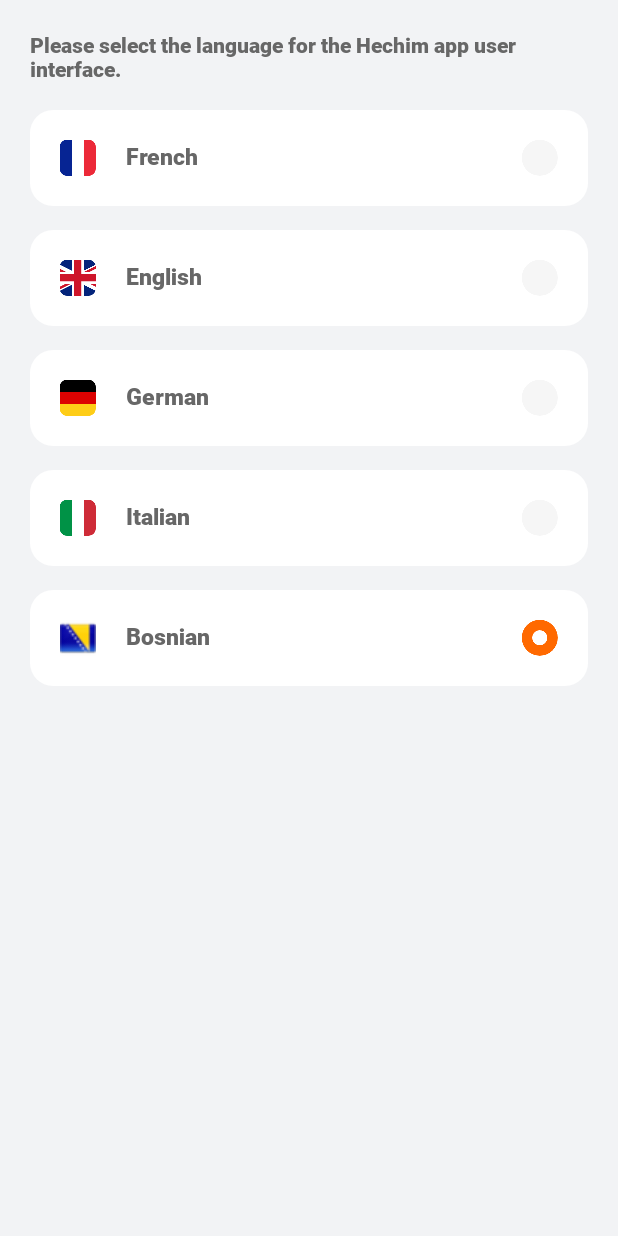
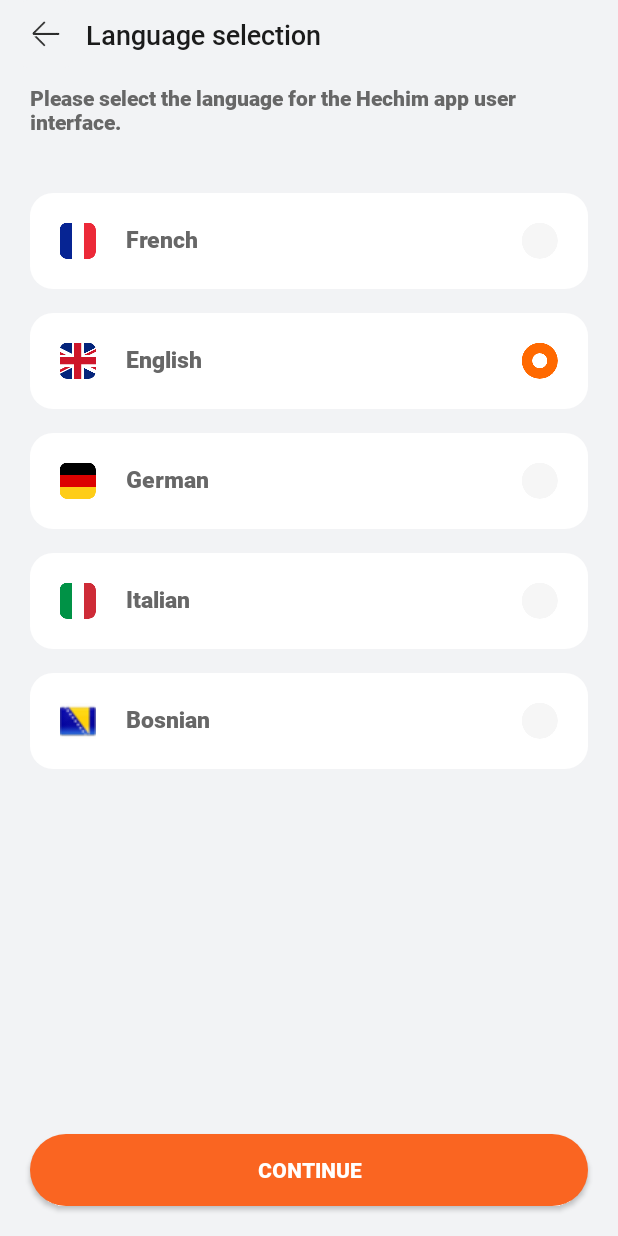
Before and after one commit to suljevicsemir/hechim-android, an Android app: the LanguageSelectionFragment screen opened through its navigation route, on a phone screen of 412 x 824 dp. Run offline under Robolectric (Android 15) with nearby library versions, the phone set to English and light mode, and no system bars; our stand-ins replace Dagger/Hilt's generated code, data binding; libraries missing offline, so code that uses them is left out: com.auth0.android, kotlin.jvm.functions; 3 statements that could not run were skipped.

Commit message:
finish language selection, reusable toolbar

```diff
--- a/Hechim/app/src/main/AndroidManifest.xml
+++ b/Hechim/app/src/main/AndroidManifest.xml
@@ -15,6 +15,7 @@
         tools:targetApi="31">
         <activity
             android:name=".MainActivity"
+            android:windowSoftInputMode="adjustPan"
             android:exported="true">
             <intent-filter>
                 <action android:name="android.intent.action.MAIN" />
--- a/Hechim/app/src/main/java/com/hechim/models/local/AppSettings.kt
+++ b/Hechim/app/src/main/java/com/hechim/models/local/AppSettings.kt
@@ -28,9 +28,9 @@ fun String?.toAppLocale() : AppLocale{
 
     return when(this) {
         "fr" -> AppLocale.French
-        "en" -> AppLocale.English
+        "bs" -> AppLocale.Bosnian
         "it" -> AppLocale.Italian
         "de" -> AppLocale.German
-        else -> AppLocale.Bosnian
+        else -> AppLocale.English
     }
 }
--- a/Hechim/app/src/main/java/com/hechim/view/LanguageSelectionFragment.kt
+++ b/Hechim/app/src/main/java/com/hechim/view/LanguageSelectionFragment.kt
@@ -9,6 +9,7 @@ import android.view.ViewGroup
 import androidx.fragment.app.FragmentActivity
 import androidx.fragment.app.activityViewModels
 import androidx.lifecycle.lifecycleScope
+import androidx.navigation.fragment.findNavController
 import androidx.recyclerview.widget.LinearLayoutManager
 import com.google.android.material.snackbar.Snackbar
 import com.hechim.R
@@ -16,6 +17,7 @@ import com.hechim.adapters.LanguageSelectionAdapter
 import com.hechim.databinding.FragmentLanguageSelectionBinding
 import com.hechim.models.local.AppLanguageItem
 import com.hechim.models.local.AppLocale
+import com.hechim.utils.Extensions.animatedNavigate
 import com.hechim.utils.Extensions.themeColor
 import com.hechim.view_models.LanguageSelectionViewModel
 import kotlinx.coroutines.flow.collectLatest
@@ -35,6 +37,14 @@ class LanguageSelectionFragment : Fragment() {
             return savedViewInstance as View
         }
         binding = FragmentLanguageSelectionBinding.inflate(inflater, container, false)
+        binding.languageSelectionTopBar.onBackPressed = {
+            findNavController().popBackStack()
+        }
+        binding.languageSelectionTopBar.title = getString(R.string.language_selection_title)
+        binding.continueButton.title = getString(R.string.common_continue)
+        binding.continueButton.button.setOnClickListener {
+            findNavController().animatedNavigate(LanguageSelectionFragmentDirections.actionLanguageSelectionFragmentToRegisterFragment())
+        }
         savedViewInstance = binding.root
 
         val adapter = LanguageSelectionAdapter(
--- /dev/null
+++ b/Hechim/app/src/main/res/drawable/back_button_ripple.xml
@@ -0,0 +1,13 @@
+<?xml version="1.0" encoding="utf-8"?>
+<ripple xmlns:android="http://schemas.android.com/apk/res/android"
+    android:color="?colorSecondary">
+    <item>
+        <shape android:shape="rectangle">
+            <solid android:color="?colorPrimary" />
+            <corners android:radius="15dp" />
+
+        </shape>
+    </item>
+    <item android:drawable="@drawable/back_button_shape" />
+
+</ripple>
--- /dev/null
+++ b/Hechim/app/src/main/res/drawable/back_button_shape.xml
@@ -0,0 +1,13 @@
+<?xml version="1.0" encoding="utf-8"?>
+<shape
+    xmlns:android="http://schemas.android.com/apk/res/android"
+    android:shape="rectangle">
+
+    <solid
+        android:color="?colorPrimary">
+    </solid>
+
+    <corners
+        android:radius="12dp">
+    </corners>
+</shape>
--- /dev/null
+++ b/Hechim/app/src/main/res/layout/app_toolbar.xml
@@ -0,0 +1,54 @@
+<?xml version="1.0" encoding="utf-8"?>
+<layout xmlns:app="http://schemas.android.com/apk/res-auto">
+    <data>
+        <import type="kotlin.jvm.functions.Function0" />
+        <import type="kotlin.Unit" />
+        <import type="android.view.View"/>
+        <variable
+            name="onBackPressed"
+            type="Function0&lt;Unit>"
+            />
+        <variable
+            name="title"
+            type="String" />
+
+        <variable
+            name="ignoreBackButton"
+            type="Boolean" />
+    </data>
+    <androidx.constraintlayout.widget.ConstraintLayout
+        xmlns:android="http://schemas.android.com/apk/res/android"
+        android:layout_width="wrap_content"
+        android:layout_height="wrap_content">
+
+        <ImageView
+            android:id="@+id/topBarImage"
+            android:layout_width="45dp"
+            android:layout_height="45dp"
+            app:layout_constraintTop_toTopOf="parent"
+            app:layout_constraintStart_toStartOf="parent"
+            android:src="@drawable/ic_arrow_left"
+            android:onClick="@{_ -> onBackPressed.invoke()}"
+            android:contentDescription="@null"
+            android:background="@drawable/back_button_ripple"
+            android:padding="12dp"
+            android:clickable="true"
+            android:focusable="true"
+            android:visibility="@{ignoreBackButton ? View.GONE : View.VISIBLE}"
+            />
+
+        <TextView
+            android:layout_width="wrap_content"
+            android:layout_height="match_parent"
+            android:gravity="center"
+            android:text="@{title}"
+            android:textColor="?colorOnPrimarySurface"
+            android:textSize="18sp"
+            android:fontFamily="@font/roboto_medium"
+            android:layout_marginStart="4dp"
+            app:layout_constraintBottom_toBottomOf="parent"
+            app:layout_constraintStart_toEndOf="@id/topBarImage"
+            app:layout_constraintTop_toTopOf="parent" />
+
+    </androidx.constraintlayout.widget.ConstraintLayout>
+</layout>
--- a/Hechim/app/src/main/res/layout/fragment_language_selection.xml
+++ b/Hechim/app/src/main/res/layout/fragment_language_selection.xml
@@ -5,6 +5,15 @@
     xmlns:app="http://schemas.android.com/apk/res-auto"
     tools:context="view.LanguageSelectionFragment"
     xmlns:android="http://schemas.android.com/apk/res/android">
+
+    <include
+        android:id="@+id/languageSelectionTopBar"
+        app:layout_constraintTop_toTopOf="parent"
+        app:layout_constraintStart_toStartOf="parent"
+        android:layout_height="wrap_content"
+        android:layout_width="wrap_content"
+        android:layout_marginStart="8dp"
+        layout="@layout/app_toolbar"/>
 
 
     <TextView
@@ -16,21 +25,34 @@
         android:textColor="?colorOnPrimary"
         app:layout_constraintStart_toStartOf="parent"
         app:layout_constraintEnd_toEndOf="parent"
-        android:layout_margin="20dp"
-        android:paddingBottom="10dp"
-        app:layout_constraintTop_toTopOf="parent"
+        android:paddingVertical="10dp"
+        android:layout_marginHorizontal="20dp"
+        app:layout_constraintTop_toBottomOf="@id/languageSelectionTopBar"
         />
 
     <androidx.recyclerview.widget.RecyclerView
         android:id="@+id/languagesList"
         android:layout_width="match_parent"
         android:layout_height="0dp"
+        android:layout_marginTop="20dp"
+        android:layout_marginHorizontal="20dp"
         app:layout_constraintBottom_toBottomOf="parent"
         app:layout_constraintEnd_toEndOf="parent"
         app:layout_constraintStart_toStartOf="parent"
         app:layout_constraintTop_toBottomOf="@id/langauge_selection_desc"
         />
 
+    <include
+        android:id="@+id/continueButton"
+        layout="@layout/app_button"
+        app:layout_constraintBottom_toBottomOf="parent"
+        android:layout_height="wrap_content"
+        android:layout_width="match_parent"
+        android:layout_marginHorizontal="20dp"
+        android:layout_marginBottom="20dp"
+        app:layout_constraintStart_toStartOf="parent"
+        />
+
 
 
 </androidx.constraintlayout.widget.ConstraintLayout>
--- a/Hechim/app/src/main/res/layout/language_selection_item.xml
+++ b/Hechim/app/src/main/res/layout/language_selection_item.xml
@@ -7,7 +7,6 @@
     android:orientation="horizontal"
     android:background="@drawable/language_item_ripple"
     android:layout_marginVertical="8dp"
-    android:layout_marginHorizontal="20dp"
     android:clickable="true"
     android:focusable="true"
     android:padding="20dp">
--- a/Hechim/app/src/main/res/values/strings.xml
+++ b/Hechim/app/src/main/res/values/strings.xml
@@ -37,4 +37,6 @@
     <string name="common_ok" translatable="false">Ok</string>
     <string name="common_no" translatable="false">No</string>
     <string name="langauge_selection_alert_title">Confirm language change</string>
+    <string name="language_selection_title">Language selection</string>
+    <string name="common_continue">Continue</string>
 </resources>
```
Also changed, not shown: Hechim/app/src/main/res/layout/fragment_register.xml (+0 -10 lines), 1 other file.
